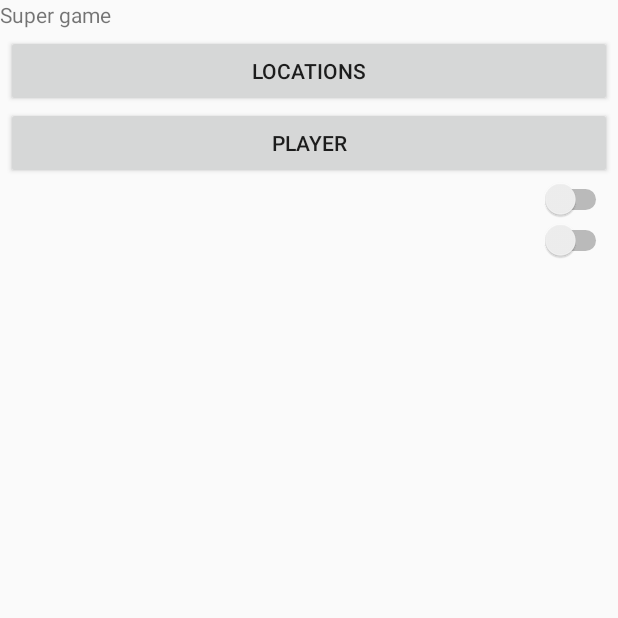
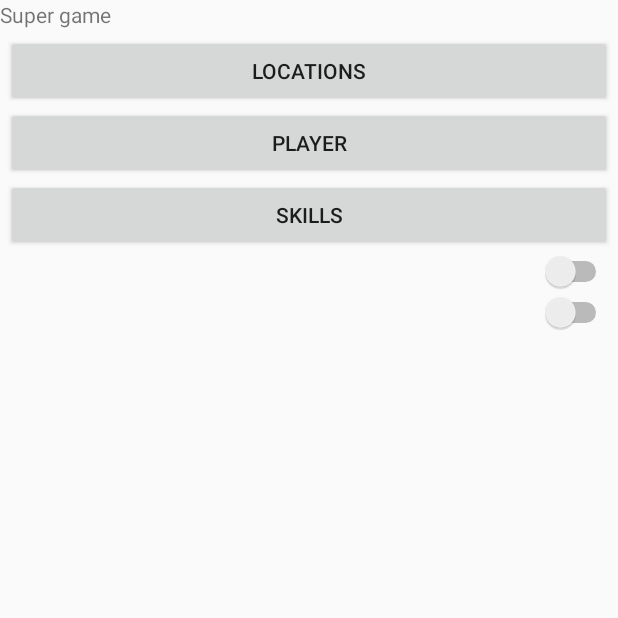
Before and after one commit to adrpieper/magisterka, an Android app: the screen it shows after launch (GameActivity), on a phone screen of 412 x 824 dp, the top half of it. Run offline under Robolectric (Android 15) with nearby library versions, the phone set to English and light mode, and no system bars; our stand-ins replace Dagger/Hilt's generated code, data binding; 6 statements that could not run were skipped.

Commit message:
remove nested fragments

```diff
--- a/ExampleAdventure/app/src/main/java/pl/edu/ug/inf/am/game/dagger/GameComponent.java
+++ b/ExampleAdventure/app/src/main/java/pl/edu/ug/inf/am/game/dagger/GameComponent.java
@@ -6,7 +6,7 @@ import pl.edu.ug.inf.am.common.HasSubComponents;
 import pl.edu.ug.inf.am.game.logic.GameInitializer;
 import pl.edu.ug.inf.am.game.view.GameActivity;
 import pl.edu.ug.inf.am.game.view.GameViewContainer;
-import pl.edu.ug.inf.am.gps.view.GPSFragment;
+import pl.edu.ug.inf.am.gps.view.GPSSwitch;
 import pl.edu.ug.inf.am.nfc.view.NFCFragment;
 import pl.edu.ug.inf.am.trip.dagger.TripComponent;
 
@@ -20,7 +20,7 @@ public interface GameComponent extends HasSubComponents {
     GameViewContainer gameViewContainer();
     GameSubComponentManager subComponentsManager();
 
-    void inject(GPSFragment gpsFragment);
+    void inject(GPSSwitch gpsSwitch);
 
     void inject(NFCFragment nfcFragment);
 
--- a/ExampleAdventure/app/src/main/java/pl/edu/ug/inf/am/game/view/GameActivity.java
+++ b/ExampleAdventure/app/src/main/java/pl/edu/ug/inf/am/game/view/GameActivity.java
@@ -37,6 +37,18 @@ public class GameActivity extends Activity {
     }
 
     @Override
+    protected void onResume() {
+        super.onResume();
+        nfc.start(this);
+    }
+
+    @Override
+    protected void onPause() {
+        nfc.stop(this);
+        super.onPause();
+    }
+
+    @Override
     protected void onNewIntent(Intent intent) {
         nfc.handleIntent(intent);
     }
--- a/ExampleAdventure/app/src/main/java/pl/edu/ug/inf/am/gps/view/GPSFragment.java
+++ b/ExampleAdventure/app/src/main/java/pl/edu/ug/inf/am/gps/view/GPSSwitch.java
@@ -1,12 +1,9 @@
 package pl.edu.ug.inf.am.gps.view;
 
-import android.app.Fragment;
+import android.content.Context;
 import android.location.Location;
-import android.os.Bundle;
-import android.support.annotation.Nullable;
-import android.view.LayoutInflater;
+import android.util.AttributeSet;
 import android.view.View;
-import android.view.ViewGroup;
 import android.widget.Switch;
 import android.widget.Toast;
 import pl.edu.ug.inf.am.app.App;
@@ -16,27 +13,32 @@ import pl.edu.ug.inf.am.gps.GPS;
 
 import javax.inject.Inject;
 
-public class GPSFragment extends Fragment {
+public class GPSSwitch extends Switch {
 
     @Inject
     GPS gps;
 
-    public GPSFragment() {
-        App.getComponent(GameComponent.class).inject(this);
+    public GPSSwitch(Context context) {
+        super(context);
+        init();
     }
 
-    @Nullable
-    @Override
-    public View onCreateView(LayoutInflater inflater, @Nullable ViewGroup container, Bundle savedInstanceState) {
-        final Switch aSwitch = new Switch(getActivity());
+    public GPSSwitch(Context context, AttributeSet attrs) {
+        super(context, attrs);
+        init();
+    }
+
+
+    private void init() {
+        App.getComponent(GameComponent.class).inject(this);
         gps.setListener(new GPS.GPSListener() {
             @Override
             public void onLocationChanged(Location location) {
-                Toast.makeText(getActivity(), location.toString(), Toast.LENGTH_LONG).show();
+                Toast.makeText(getContext(), location.toString(), Toast.LENGTH_LONG).show();
             }
         });
-        aSwitch.setChecked(gps.isRunning());
-        aSwitch.setOnClickListener(new View.OnClickListener() {
+        setChecked(gps.isRunning());
+        setOnClickListener(new OnClickListener() {
             @Override
             public void onClick(View v) {
                 try {
@@ -46,11 +48,10 @@ public class GPSFragment extends Fragment {
                         gps.start();
                     }
                 } catch (CantUseGPSException e) {
-                    Toast.makeText(getActivity(), "Can't use gps", Toast.LENGTH_SHORT).show();
+                    Toast.makeText(getContext(), "Can't use gps", Toast.LENGTH_SHORT).show();
                 }
-                aSwitch.setChecked(gps.isRunning());
+                setChecked(gps.isRunning());
             }
         });
-        return aSwitch;
     }
 }
--- a/ExampleAdventure/app/src/main/java/pl/edu/ug/inf/am/nfc/view/NFCFragment.java
+++ b/ExampleAdventure/app/src/main/java/pl/edu/ug/inf/am/nfc/view/NFCFragment.java
@@ -1,8 +1,10 @@
 package pl.edu.ug.inf.am.nfc.view;
 
 import android.app.Fragment;
+import android.content.Context;
 import android.os.Bundle;
 import android.support.annotation.Nullable;
+import android.util.AttributeSet;
 import android.view.LayoutInflater;
 import android.view.View;
 import android.view.ViewGroup;
@@ -13,32 +15,24 @@ import pl.edu.ug.inf.am.nfc.NFC;
 
 import javax.inject.Inject;
 
-public class NFCFragment extends Fragment{
+public class NFCFragment extends Switch{
 
     @Inject
     NFC nfc;
 
-    public NFCFragment() {
-        App.getComponent(GameComponent.class).inject(this);
+    public NFCFragment(Context context) {
+        super(context);
+        init();
     }
 
-    @Nullable
-    @Override
-    public View onCreateView(LayoutInflater inflater, @Nullable ViewGroup container, Bundle savedInstanceState) {
-        Switch aSwitch = new Switch(getActivity());
-        aSwitch.setChecked(nfc.isRunning());
-        return aSwitch;
+    public NFCFragment(Context context, AttributeSet attrs) {
+        super(context, attrs);
+        init();
     }
 
-    @Override
-    public void onResume() {
-        super.onResume();
-        nfc.stop(getActivity());
-    }
 
-    @Override
-    public void onPause() {
-        super.onPause();
-        nfc.stop(getActivity());
+    private void init() {
+        App.getComponent(GameComponent.class).inject(this);
+        setChecked(nfc.isRunning());
     }
 }
--- a/ExampleAdventure/app/src/main/java/pl/edu/ug/inf/am/trip/controller/TripNavigator.java
+++ b/ExampleAdventure/app/src/main/java/pl/edu/ug/inf/am/trip/controller/TripNavigator.java
@@ -4,6 +4,7 @@ import pl.edu.ug.inf.am.game.view.GameView;
 import pl.edu.ug.inf.am.trip.dagger.PerTrip;
 import pl.edu.ug.inf.am.trip.view.LocationSelectFragment;
 import pl.edu.ug.inf.am.trip.view.PlayerReviewFragment;
+import pl.edu.ug.inf.am.trip.view.SkillsFragment;
 import pl.edu.ug.inf.am.trip.view.TripFragment;
 
 import javax.inject.Inject;
@@ -29,4 +30,6 @@ public class TripNavigator {
     public void showTrip() {
         gameView.showFragment(new TripFragment());
     }
+
+    public void showSkill() { gameView.showFragment(new SkillsFragment());}
 }
--- a/ExampleAdventure/app/src/main/java/pl/edu/ug/inf/am/trip/view/TripFragment.java
+++ b/ExampleAdventure/app/src/main/java/pl/edu/ug/inf/am/trip/view/TripFragment.java
@@ -39,6 +39,12 @@ public class TripFragment extends Fragment{
                 tripNavigator.showLocations();
             }
         });
+        binding.showSkillsButton.setOnClickListener(new View.OnClickListener() {
+            @Override
+            public void onClick(View v) {
+                tripNavigator.showSkill();
+            }
+        });
         return binding.getRoot();
     }
 }
--- a/ExampleAdventure/app/src/main/res/layout/trip_fragment.xml
+++ b/ExampleAdventure/app/src/main/res/layout/trip_fragment.xml
@@ -1,8 +1,11 @@
 <?xml version="1.0" encoding="utf-8"?>
 <layout xmlns:tools="http://schemas.android.com/tools" xmlns:android="http://schemas.android.com/apk/res/android">
     <LinearLayout
-            android:orientation="vertical" android:layout_width="match_parent"
-            android:layout_height="match_parent" android:padding="@dimen/small_margin">
+            android:orientation="vertical"
+            android:layout_width="match_parent"
+            android:layout_height="match_parent"
+            android:padding="@dimen/small_margin"
+            android:id="@+id/trip_layout">
 
         <Button
                 android:layout_width="match_parent"
@@ -15,15 +18,17 @@
                 android:layout_height="wrap_content"
                 android:text="Player"
                 android:id="@+id/show_player_button"/>
-        <fragment android:layout_width="match_parent"
-                  android:layout_height="wrap_content"
-                  android:name="pl.edu.ug.inf.am.gps.view.GPSFragment" android:id="@+id/fragment2"
-                  android:layout_gravity="center_horizontal"
-                  tools:layout="@layout/abc_list_menu_item_radio"/>
-        <fragment android:layout_width="match_parent"
-                  android:layout_height="wrap_content"
-                  android:name="pl.edu.ug.inf.am.nfc.view.NFCFragment" android:id="@+id/fragment3"
-                  android:layout_gravity="center_horizontal"
-                  tools:layout="@layout/abc_list_menu_item_radio"/>
+        <Button
+                android:layout_width="match_parent"
+                android:layout_height="wrap_content"
+                android:text="Skills"
+                android:id="@+id/show_skills_button"/>
+        <pl.edu.ug.inf.am.gps.view.GPSSwitch
+                android:layout_width="wrap_content"
+                android:layout_height="wrap_content" android:id="@+id/view" android:layout_gravity="right"/>
+        <pl.edu.ug.inf.am.gps.view.GPSSwitch
+                android:layout_width="wrap_content"
+                android:layout_height="wrap_content" android:id="@+id/view2" android:layout_gravity="right"/>
+
     </LinearLayout>
 </layout>
```
Also changed, not shown: ExampleAdventure/app/src/main/res/layout/player_review_fragment.xml (+1 -8 lines).
